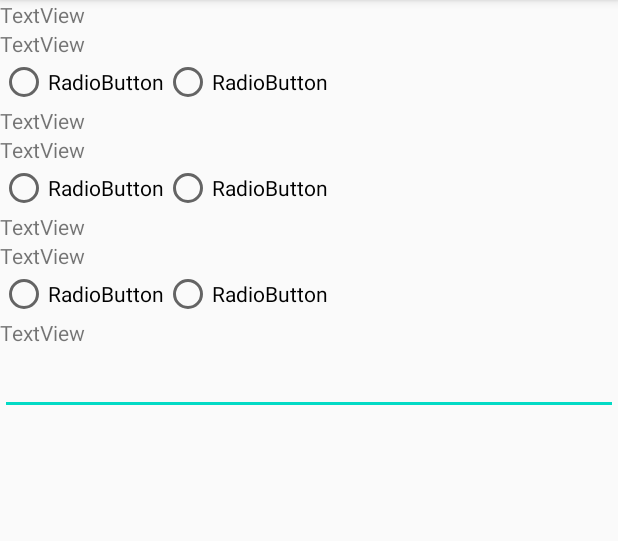
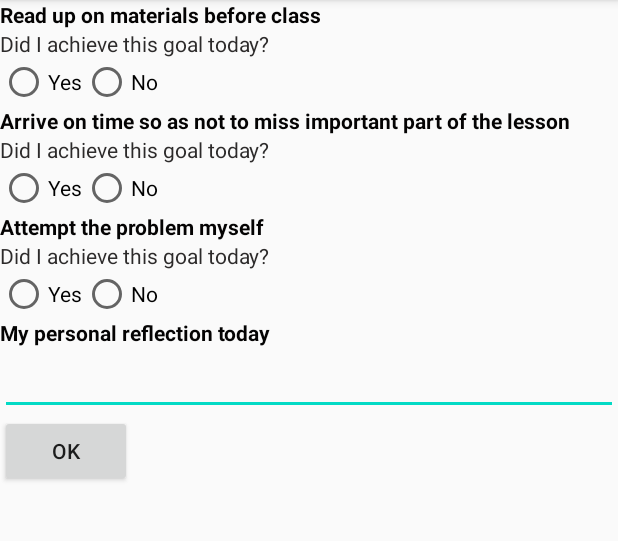
Before and after one commit to ooishujing/P01-DailyGoals, an Android app: the screen it shows after launch (MainActivity), on a phone screen of 412 x 824 dp, the part 84-625 px from its top. Run offline under Robolectric (Android 15) with nearby library versions, the phone set to English and light mode, and no system bars.

Commit message:
not done

```diff
--- a/app/src/main/AndroidManifest.xml
+++ b/app/src/main/AndroidManifest.xml
@@ -9,6 +9,7 @@
         android:roundIcon="@mipmap/ic_launcher_round"
         android:supportsRtl="true"
         android:theme="@style/AppTheme">
+        <activity android:name=".Summary"></activity>
         <activity android:name=".MainActivity">
             <intent-filter>
                 <action android:name="android.intent.action.MAIN" />
--- /dev/null
+++ b/app/src/main/java/sg/edu/rp/c346/p01_dailygoals/Summary.java
@@ -0,0 +1,14 @@
+package sg.edu.rp.c346.p01_dailygoals;
+
+import androidx.appcompat.app.AppCompatActivity;
+
+import android.os.Bundle;
+
+public class Summary extends AppCompatActivity {
+
+    @Override
+    protected void onCreate(Bundle savedInstanceState) {
+        super.onCreate(savedInstanceState);
+        setContentView(R.layout.activity_summary);
+    }
+}
--- a/app/src/main/res/layout/activity_main.xml
+++ b/app/src/main/res/layout/activity_main.xml
@@ -7,111 +7,143 @@
     android:orientation="vertical"
     tools:context=".MainActivity">
 
-    <TextView
-        android:id="@+id/textView"
+    <ScrollView
+        android:layout_width="match_parent"
+        android:layout_height="match_parent">
+
+        <LinearLayout
             android:layout_width="match_parent"
             android:layout_height="wrap_content"
-        android:text="TextView" />
+            android:orientation="vertical" >
 
             <TextView
-        android:id="@+id/textView2"
+                android:id="@+id/tvb1"
                 android:layout_width="match_parent"
                 android:layout_height="wrap_content"
-        android:text="TextView" />
+                android:text="Read up on materials before class"
+                android:textColor="#040303"
+                android:textStyle="bold" />
+
+            <TextView
+                android:id="@+id/tv1"
+                android:layout_width="match_parent"
+                android:layout_height="wrap_content"
+                android:text="Did I achieve this goal today?"
+                android:textColor="#2C2A2A" />
 
             <RadioGroup
+                android:id="@+id/rg1"
                 android:layout_width="wrap_content"
                 android:layout_height="wrap_content"
                 android:orientation="horizontal">
 
                 <RadioButton
-            android:id="@+id/radioButton3"
+                    android:id="@+id/rb1.1"
                     android:layout_width="wrap_content"
                     android:layout_height="wrap_content"
-            android:text="RadioButton" />
+                    android:text="Yes" />
 
                 <RadioButton
-            android:id="@+id/radioButton4"
+                    android:id="@+id/rb1.2"
                     android:layout_width="wrap_content"
                     android:layout_height="wrap_content"
-            android:text="RadioButton" />
+                    android:text="No" />
 
             </RadioGroup>
 
             <TextView
-        android:id="@+id/textView3"
+                android:id="@+id/tvb2"
                 android:layout_width="match_parent"
                 android:layout_height="wrap_content"
-        android:text="TextView" />
+                android:text="Arrive on time so as not to miss important part of the lesson"
+                android:textColor="#040303"
+                android:textStyle="bold" />
 
             <TextView
-        android:id="@+id/textView4"
+                android:id="@+id/tv2"
                 android:layout_width="match_parent"
                 android:layout_height="wrap_content"
-        android:text="TextView" />
+                android:text="Did I achieve this goal today?"
+                android:textColor="#2C2A2A" />
 
             <RadioGroup
+                android:id="@+id/rg2"
                 android:layout_width="wrap_content"
                 android:layout_height="wrap_content"
                 android:orientation="horizontal">
 
                 <RadioButton
-            android:id="@+id/radioButton3"
+                    android:id="@+id/rb2.1"
                     android:layout_width="wrap_content"
                     android:layout_height="wrap_content"
-            android:text="RadioButton" />
+                    android:text="Yes" />
 
                 <RadioButton
-            android:id="@+id/radioButton4"
+                    android:id="@+id/rb2.2"
                     android:layout_width="wrap_content"
                     android:layout_height="wrap_content"
-            android:text="RadioButton" />
+                    android:text="No" />
 
             </RadioGroup>
 
             <TextView
-        android:id="@+id/textView9"
+                android:id="@+id/tvb3"
                 android:layout_width="match_parent"
                 android:layout_height="wrap_content"
-        android:text="TextView" />
+                android:text="Attempt the problem myself"
+                android:textColor="#040303"
+                android:textStyle="bold" />
 
             <TextView
-        android:id="@+id/textView10"
+                android:id="@+id/tv3"
                 android:layout_width="match_parent"
                 android:layout_height="wrap_content"
-        android:text="TextView" />
+                android:text="Did I achieve this goal today?"
+                android:textColor="#2C2A2A" />
 
             <RadioGroup
+                android:id="@+id/rg3"
                 android:layout_width="wrap_content"
                 android:layout_height="wrap_content"
                 android:orientation="horizontal">
 
                 <RadioButton
-            android:id="@+id/radioButton3"
+                    android:id="@+id/rb3.1"
                     android:layout_width="wrap_content"
                     android:layout_height="wrap_content"
-            android:text="RadioButton" />
+                    android:text="Yes" />
 
                 <RadioButton
-            android:id="@+id/radioButton4"
+                    android:id="@+id/rb3.2"
                     android:layout_width="wrap_content"
                     android:layout_height="wrap_content"
-            android:text="RadioButton" />
+                    android:text="No" />
 
             </RadioGroup>
 
             <TextView
-        android:id="@+id/textView11"
+                android:id="@+id/tvb4"
                 android:layout_width="match_parent"
                 android:layout_height="wrap_content"
-        android:text="TextView" />
+                android:text="My personal reflection today"
+                android:textColor="#040303"
+                android:textStyle="bold" />
 
             <EditText
-        android:id="@+id/editText"
+                android:id="@+id/et"
                 android:layout_width="match_parent"
                 android:layout_height="wrap_content"
                 android:ems="10"
                 android:gravity="start|top"
                 android:inputType="textMultiLine" />
 
+            <Button
+                android:id="@+id/btn"
+                android:layout_width="wrap_content"
+                android:layout_height="wrap_content"
+                android:text="ok" />
+
         </LinearLayout>
+    </ScrollView>
+
+</LinearLayout>
--- /dev/null
+++ b/app/src/main/res/layout/activity_summary.xml
@@ -0,0 +1,37 @@
+<?xml version="1.0" encoding="utf-8"?>
+<LinearLayout xmlns:android="http://schemas.android.com/apk/res/android"
+    xmlns:app="http://schemas.android.com/apk/res-auto"
+    xmlns:tools="http://schemas.android.com/tools"
+    android:layout_width="wrap_content"
+    android:layout_height="wrap_content"
+    android:orientation="vertical"
+    tools:context=".Summary">
+
+    <TextView
+        android:id="@+id/textView1"
+        android:layout_width="wrap_content"
+        android:layout_height="wrap_content"
+        android:layout_weight="1"
+         />
+
+    <TextView
+        android:id="@+id/textView2"
+        android:layout_width="wrap_content"
+        android:layout_height="wrap_content"
+        android:layout_weight="1"
+         />
+
+    <TextView
+        android:id="@+id/textView3"
+        android:layout_width="wrap_content"
+        android:layout_height="wrap_content"
+        android:layout_weight="1"
+         />
+
+    <TextView
+        android:id="@+id/textView4"
+        android:layout_width="wrap_content"
+        android:layout_height="wrap_content"
+        android:layout_weight="1"
+         />
+</LinearLayout>
```
Lines whose indentation alone changed are shown as unchanged.
